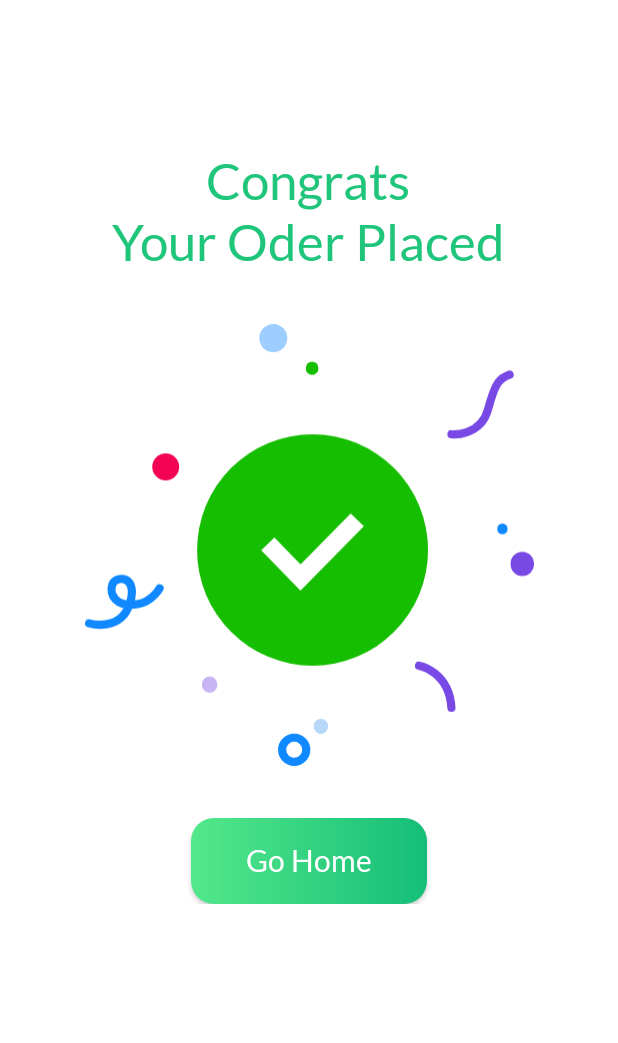
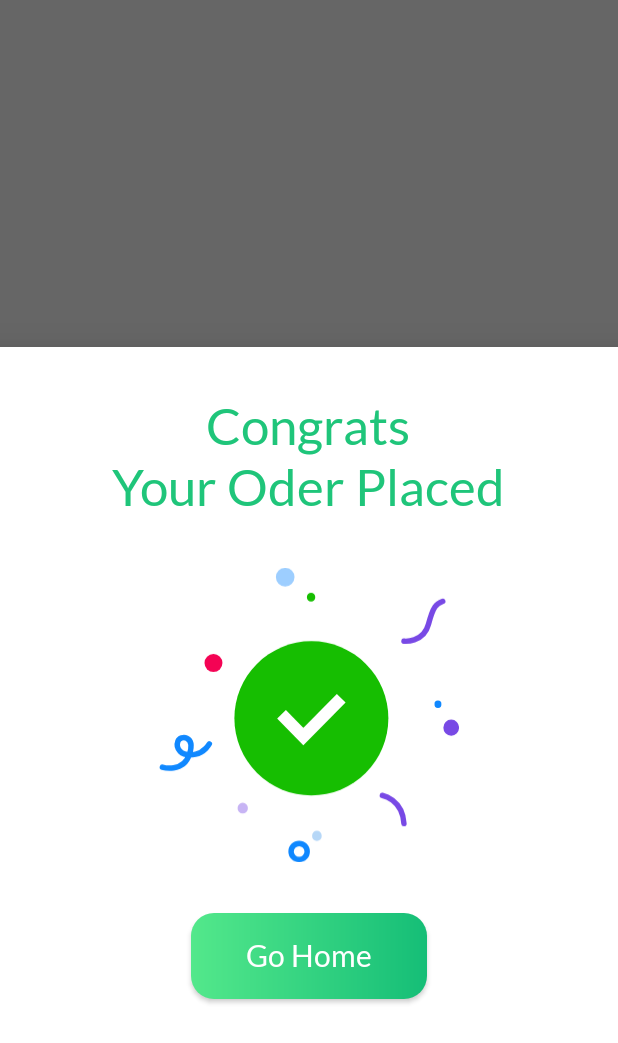
Before and after one commit to Vishwathma2004/SwigMato, an Android app: the fragment CongratsBottomSheet shown on its own in the app's theme, on a phone screen of 412 x 824 dp. Shown: the top 1043 px of the screen. Run offline under Robolectric (Android 15) with nearby library versions, the phone set to English and light mode, and no system bars.

Commit message:
Updated Payout status

```diff
--- a/app/src/main/java/com/example/food_ordering_app/CongratsBottomSheet.java
+++ b/app/src/main/java/com/example/food_ordering_app/CongratsBottomSheet.java
@@ -1,5 +1,6 @@
 package com.example.food_ordering_app;
 
+import android.content.Intent;
 import android.os.Bundle;
 
 import androidx.fragment.app.Fragment;
@@ -8,11 +9,13 @@ import android.view.LayoutInflater;
 import android.view.View;
 import android.view.ViewGroup;
 
+import com.example.food_ordering_app.databinding.FragmentCongratsBottomSheetBinding;
+import com.google.android.material.bottomsheet.BottomSheetDialogFragment;
 
 
-public class CongratsBottomSheet extends Fragment {
+public class CongratsBottomSheet extends BottomSheetDialogFragment {
 
-
+    private FragmentCongratsBottomSheetBinding binding;
 
 
 
@@ -23,21 +26,30 @@ public class CongratsBottomSheet extends Fragment {
 
     public static CongratsBottomSheet newInstance(String param1, String param2) {
         CongratsBottomSheet fragment = new CongratsBottomSheet();
-        Bundle args = new Bundle();
 
         return fragment;
     }
 
     @Override
     public void onCreate(Bundle savedInstanceState) {
+
         super.onCreate(savedInstanceState);
+
 
     }
 
     @Override
     public View onCreateView(LayoutInflater inflater, ViewGroup container,
                              Bundle savedInstanceState) {
+        binding = FragmentCongratsBottomSheetBinding.inflate(getLayoutInflater(),container,false);
         // Inflate the layout for this fragment
-        return inflater.inflate(R.layout.fragment_congrats_bottom_sheet, container, false);
+        binding.gohome.setOnClickListener(new View.OnClickListener() {
+            @Override
+            public void onClick(View view) {
+                Intent intent = new Intent(requireContext(),MainActivity.class);
+                startActivity(intent);
+            }
+        });
+        return binding.getRoot();
     }
 }
--- a/app/src/main/java/com/example/food_ordering_app/Fragment/CartFragment.java
+++ b/app/src/main/java/com/example/food_ordering_app/Fragment/CartFragment.java
@@ -9,6 +9,7 @@ import android.view.ViewGroup;
 import androidx.fragment.app.Fragment;
 import androidx.recyclerview.widget.LinearLayoutManager;
 
+import com.example.food_ordering_app.CongratsBottomSheet;
 import com.example.food_ordering_app.PayOutActivity;
 import com.example.food_ordering_app.R;
 import com.example.food_ordering_app.adapter.CartAdapter;
@@ -45,6 +46,7 @@ public class CartFragment extends Fragment {
                 startActivity(intent);
             }
         });
+
         return binding.getRoot();
     }
 
--- a/app/src/main/res/layout/activity_pay_out.xml
+++ b/app/src/main/res/layout/activity_pay_out.xml
@@ -208,6 +208,7 @@
 </LinearLayout>
 
     <androidx.appcompat.widget.AppCompatButton
+        android:id="@+id/placeOrderBtn"
         android:layout_width="match_parent"
         android:layout_height="wrap_content"
         android:layout_gravity="bottom"
--- a/app/src/main/res/layout/fragment_congrats_bottom_sheet.xml
+++ b/app/src/main/res/layout/fragment_congrats_bottom_sheet.xml
@@ -3,7 +3,8 @@
     xmlns:app="http://schemas.android.com/apk/res-auto"
     xmlns:tools="http://schemas.android.com/tools"
     android:layout_width="match_parent"
-    android:layout_height="wrap_content"
+    android:layout_height="match_parent"
+    android:background="@color/white"
     tools:context=".CongratsBottomSheet">
 
     <!-- TODO: Update blank fragment layout -->
@@ -16,7 +17,7 @@
             android:layout_width="wrap_content"
             android:layout_height="wrap_content"
             android:layout_gravity="center_horizontal"
-            android:layout_marginTop="100dp"
+            android:layout_marginTop="32dp"
             android:fontFamily="@font/latoregular"
             android:text="Congrats\nYour Oder Placed"
             android:textAlignment="center"
@@ -25,8 +26,8 @@
 
         <ImageView
             android:id="@+id/imageView6"
-            android:layout_width="300dp"
-            android:layout_height="300dp"
+            android:layout_width="200dp"
+            android:layout_height="200dp"
             android:layout_gravity="center"
             android:layout_marginTop="32dp"
             android:src="@drawable/success" />
@@ -43,6 +44,9 @@
             android:fontFamily="@font/latoregular"
             android:textSize="20sp"
             android:textColor="@color/white"/>
+        <View
+            android:layout_width="match_parent"
+            android:layout_height="wrap_content"/>
     </LinearLayout>
 
 </FrameLayout>
```
Also changed, not shown: app/src/main/java/com/example/food_ordering_app/PayOutActivity.java (+12 -2 lines).
